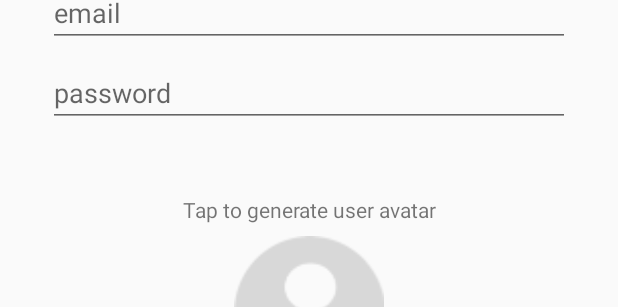
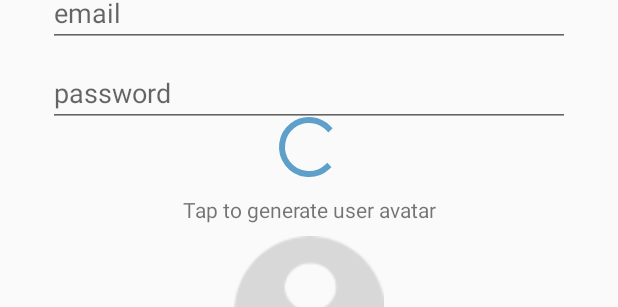
Before and after one commit to Lexxlegolas/matrix, an Android app: the layout activity_create_user.xml on its own in the app's theme, with its tools: preview values and no code run, on a phone screen of 412 x 824 dp. Shown: the part 149-456 px from the top of the screen. Run offline under Robolectric (Android 15) with nearby library versions, the phone set to English and light mode, and no system bars.

Commit message:
createfin

```diff
--- a/app/src/main/java/com/example/matrix/Utilities/Constants.kt
+++ b/app/src/main/java/com/example/matrix/Utilities/Constants.kt
@@ -4,3 +4,6 @@ const val BASE_URL = "https://trinityneo.herokuapp.com/v1/"
 const val URL_REGISTER = "${BASE_URL}account/register"
 const val URL_LOGIN = "${BASE_URL}account/login"
 const val URL_CREATE_USER = "${BASE_URL}user/add"
+
+//broadcast constants
+const val BROADCAST_USER_DATA_CHANGE = "BROADCAST_USER_DATA_CHANGE"
--- a/app/src/main/res/layout/activity_create_user.xml
+++ b/app/src/main/res/layout/activity_create_user.xml
@@ -71,4 +71,12 @@
             app:layout_constraintBottom_toBottomOf="parent" android:layout_marginEnd="32dp"
             android:layout_marginStart="32dp" android:background="@color/colorPrimary"
             android:textColor="@android:color/white" android:onClick="createUserClicked"/>
+    <ProgressBar
+            style="?android:attr/progressBarStyle"
+            android:layout_width="wrap_content"
+            android:layout_height="wrap_content"
+            android:id="@+id/createSpinner" android:layout_marginBottom="8dp"
+            app:layout_constraintBottom_toTopOf="@+id/textView2" app:layout_constraintEnd_toEndOf="parent"
+            android:layout_marginEnd="8dp" app:layout_constraintStart_toStartOf="parent"
+            android:layout_marginStart="8dp"/>
 </android.support.constraint.ConstraintLayout>
```
Also changed, not shown: app/src/main/java/com/example/matrix/Controller/CreateUserActivity.kt (+40 -1 lines).
